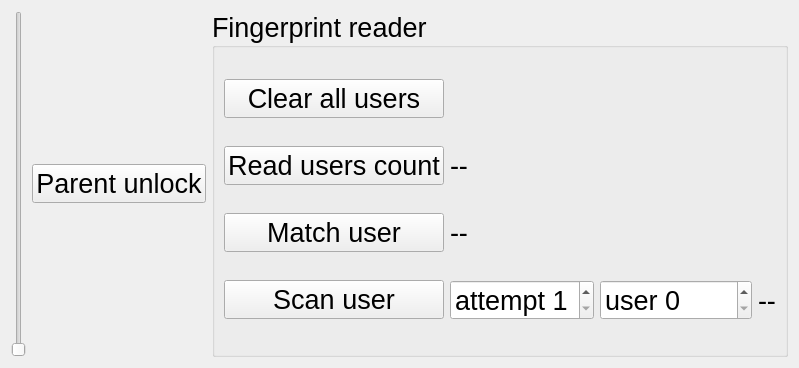
Qt form hardware/simulated/simulatedhardwarewidget.ui (wawanbreton/family-assistant) before a commit.
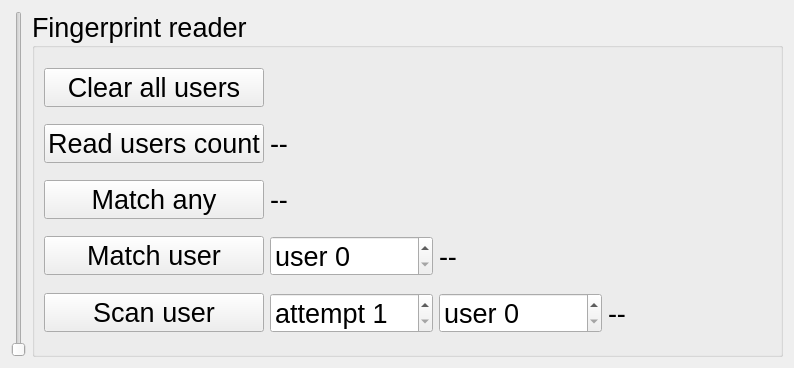
The same form after that commit.

```diff
--- a/hardware/simulated/simulatedhardwarewidget.ui
+++ b/hardware/simulated/simulatedhardwarewidget.ui
@@ -6,7 +6,7 @@
    <rect>
     <x>0</x>
     <y>0</y>
-    <width>766</width>
+    <width>794</width>
     <height>368</height>
    </rect>
   </property>
@@ -18,7 +18,7 @@
   <property name="windowTitle">
    <string>Form</string>
   </property>
-  <layout class="QHBoxLayout" name="horizontalLayout" stretch="0,0,1">
+  <layout class="QHBoxLayout" name="horizontalLayout" stretch="0,1">
    <item>
     <widget class="QSlider" name="sliderBacklight">
      <property name="enabled">
@@ -32,26 +32,12 @@
      </property>
     </widget>
    </item>
-   <item>
-    <widget class="QPushButton" name="buttonParentUnlock">
-     <property name="text">
-      <string notr="true">Parent unlock</string>
-     </property>
-    </widget>
-   </item>
    <item>
     <widget class="QGroupBox" name="groupBoxFingerprint">
      <property name="title">
       <string notr="true">Fingerprint reader</string>
      </property>
      <layout class="QGridLayout" name="gridLayout">
-      <item row="0" column="0">
-       <widget class="QPushButton" name="buttonClearFingerprints">
-        <property name="text">
-         <string notr="true">Clear all users</string>
-        </property>
-       </widget>
-      </item>
       <item row="1" column="1">
        <widget class="QLabel" name="labelUsersCount">
         <property name="text">
@@ -59,24 +45,17 @@
         </property>
        </widget>
       </item>
-      <item row="3" column="0">
-       <widget class="QPushButton" name="buttonScanUser">
-        <property name="text">
-         <string notr="true">Scan user</string>
-        </property>
-       </widget>
-      </item>
-      <item row="3" column="3">
+      <item row="4" column="3">
        <widget class="QLabel" name="labelScanResult">
         <property name="text">
          <string notr="true">--</string>
         </property>
        </widget>
       </item>
-      <item row="2" column="0">
-       <widget class="QPushButton" name="buttonMatchUser">
+      <item row="2" column="1">
+       <widget class="QLabel" name="labelMatchedAny">
         <property name="text">
-         <string notr="true">Match user</string>
+         <string notr="true">--</string>
         </property>
        </widget>
       </item>
@@ -87,7 +66,7 @@
         </property>
        </widget>
       </item>
-      <item row="3" column="1">
+      <item row="4" column="1">
        <widget class="QSpinBox" name="spinBoxAttempt">
         <property name="prefix">
          <string>attempt </string>
@@ -100,14 +79,28 @@
         </property>
        </widget>
       </item>
-      <item row="2" column="1">
-       <widget class="QLabel" name="labelMatchedUser">
+      <item row="2" column="0">
+       <widget class="QPushButton" name="buttonMatchAny">
         <property name="text">
-         <string notr="true">--</string>
+         <string notr="true">Match any</string>
         </property>
        </widget>
       </item>
-      <item row="3" column="2">
+      <item row="4" column="0">
+       <widget class="QPushButton" name="buttonScanUser">
+        <property name="text">
+         <string notr="true">Scan user</string>
+        </property>
+       </widget>
+      </item>
+      <item row="0" column="0">
+       <widget class="QPushButton" name="buttonClearFingerprints">
+        <property name="text">
+         <string notr="true">Clear all users</string>
+        </property>
+       </widget>
+      </item>
+      <item row="4" column="2">
        <widget class="QSpinBox" name="spinBoxScanUserId">
         <property name="prefix">
          <string>user </string>
@@ -120,6 +113,33 @@
         </property>
        </widget>
       </item>
+      <item row="3" column="0">
+       <widget class="QPushButton" name="buttonMatchUser">
+        <property name="text">
+         <string notr="true">Match user</string>
+        </property>
+       </widget>
+      </item>
+      <item row="3" column="1">
+       <widget class="QSpinBox" name="spinBoxMatchUserId">
+        <property name="prefix">
+         <string>user </string>
+        </property>
+        <property name="minimum">
+         <number>0</number>
+        </property>
+        <property name="maximum">
+         <number>4095</number>
+        </property>
+       </widget>
+      </item>
+      <item row="3" column="2">
+       <widget class="QLabel" name="labelMatchedUser">
+        <property name="text">
+         <string notr="true">--</string>
+        </property>
+       </widget>
+      </item>
      </layout>
     </widget>
    </item>
```
